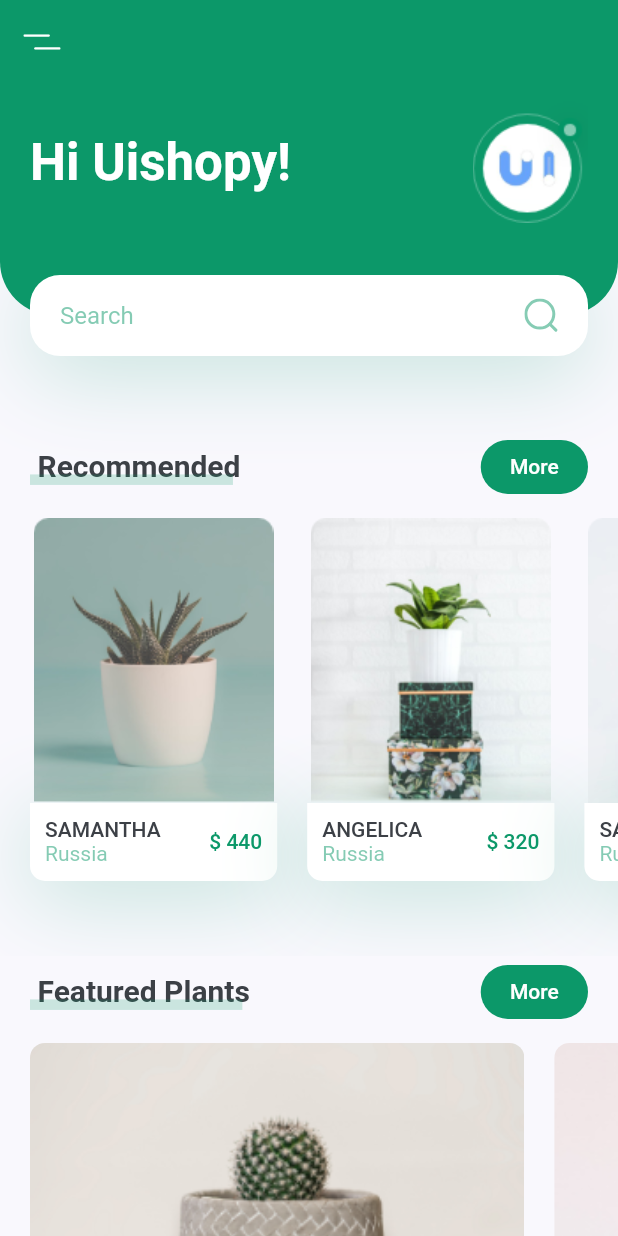
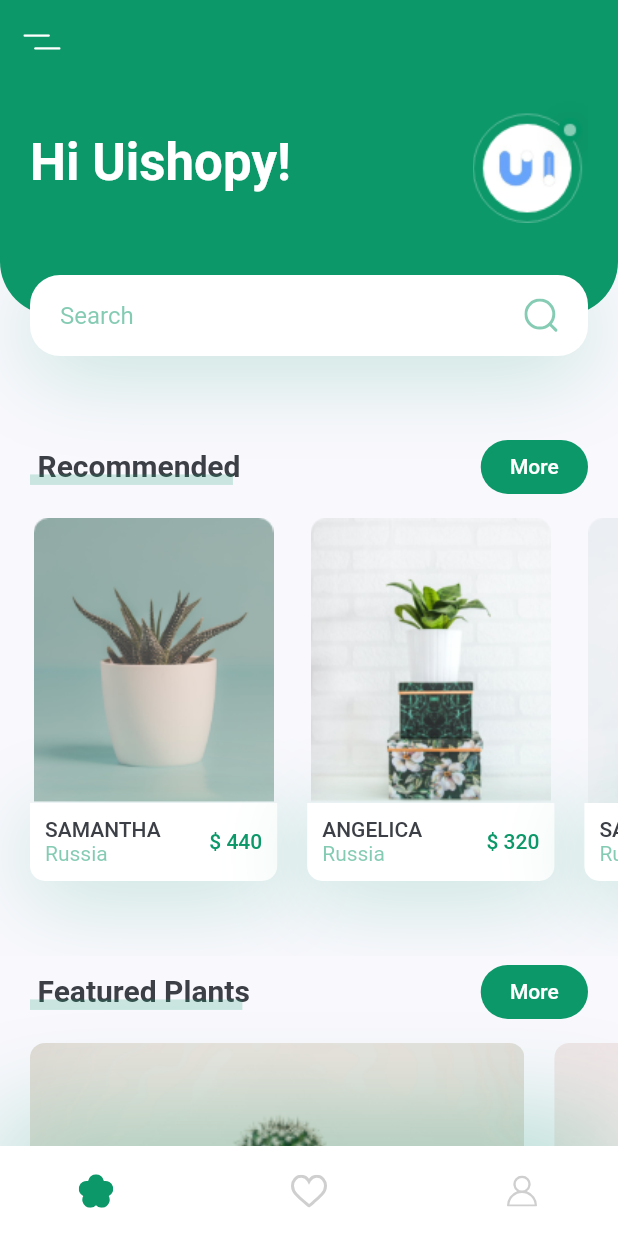
Before and after one commit to Saeed-Sabra/plant_app, a Flutter app: the screen it shows after launch, on a phone screen of 412 x 824 dp. Run offline on Flutter 3.47's test engine with Material 2 defaults, Android fonts, the phone set to English and light mode, and no system bars; our stand-ins replace flutter_svg.

Commit message:
Add bottom nav bar and finish home page

```diff
--- /dev/null
+++ b/lib/components/my_bottom_nav_bar.dart
@@ -0,0 +1,46 @@
+import 'package:flutter/material.dart';
+import 'package:flutter_svg/svg.dart';
+import 'package:plant_app/constants.dart';
+
+class MyBottomNavBar extends StatelessWidget {
+  const MyBottomNavBar({
+    super.key,
+  });
+
+  @override
+  Widget build(BuildContext context) {
+    return Container(
+      height: 60,
+      decoration: BoxDecoration(
+        color: Colors.white,
+        boxShadow: [
+          BoxShadow(
+            offset: const Offset(0, -10),
+            blurRadius: 65,
+            color: kPrimaryColor.withOpacity(0.38),
+          ),
+        ],
+      ),
+      child: Padding(
+        padding: const EdgeInsets.symmetric(horizontal: kDefaultPadding * 2),
+        child: Row(
+          mainAxisAlignment: MainAxisAlignment.spaceBetween,
+          children: [
+            IconButton(
+              onPressed: () {},
+              icon: SvgPicture.asset("assets/icons/flower.svg"),
+            ),
+            IconButton(
+              onPressed: () {},
+              icon: SvgPicture.asset("assets/icons/heart-icon.svg"),
+            ),
+            IconButton(
+              onPressed: () {},
+              icon: SvgPicture.asset("assets/icons/user-icon.svg"),
+            ),
+          ],
+        ),
+      ),
+    );
+  }
+}
--- a/lib/screens/home/components/body.dart
+++ b/lib/screens/home/components/body.dart
@@ -1,5 +1,4 @@
 import 'package:flutter/material.dart';
-import 'package:flutter_svg/flutter_svg.dart';
 import 'package:plant_app/constants.dart';
 import 'package:plant_app/screens/home/components/featured_plants.dart';
 import 'package:plant_app/screens/home/components/header_with_search_box.dart';
--- a/lib/screens/home/home_screen.dart
+++ b/lib/screens/home/home_screen.dart
@@ -1,5 +1,6 @@
 import 'package:flutter/material.dart';
 import 'package:flutter_svg/flutter_svg.dart';
+import 'package:plant_app/components/my_bottom_nav_bar.dart';
 import 'package:plant_app/constants.dart';
 import 'package:plant_app/screens/home/components/body.dart';
 
@@ -11,7 +12,7 @@ class HomeScreen extends StatelessWidget {
     return Scaffold(
       appBar: buildAppBar(),
       body: const Body(),
-      // bottomNavigationBar: const MyBottomNavBar(),
+      bottomNavigationBar: const MyBottomNavBar(),
     );
   }
 
```
